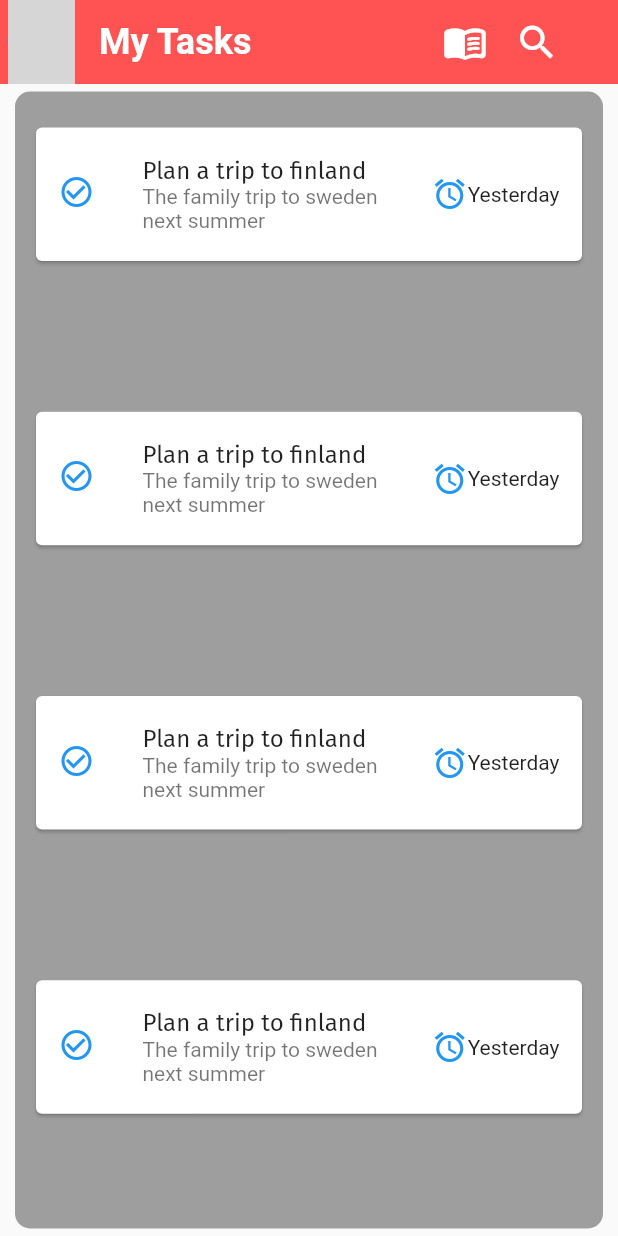
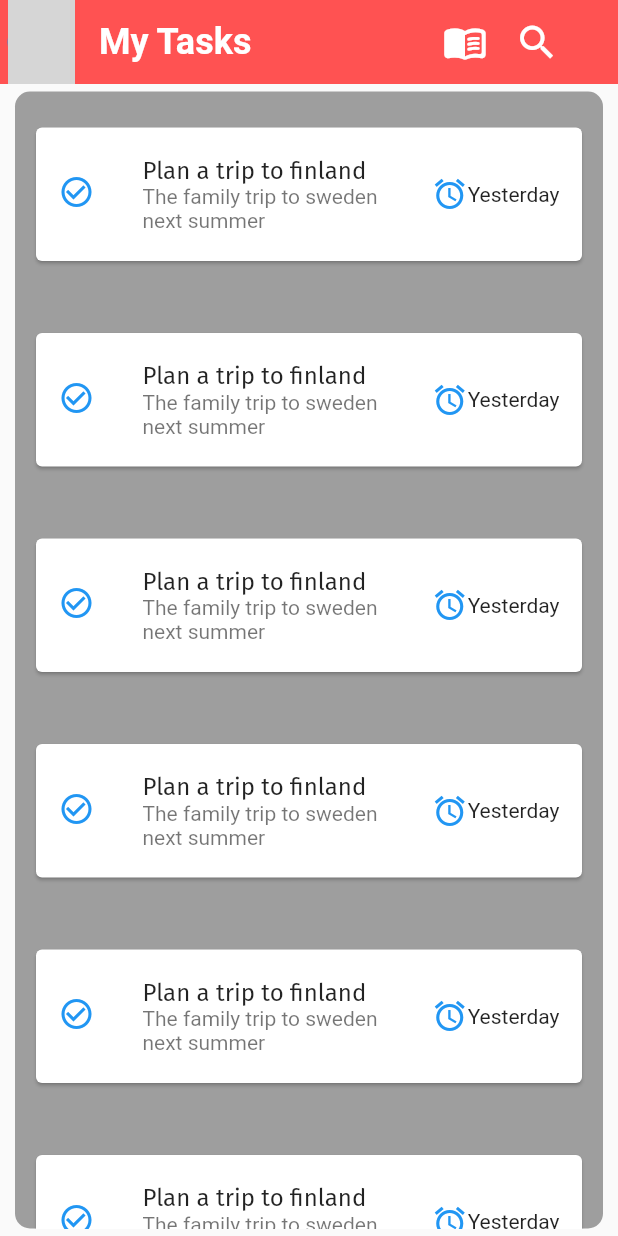
Before and after one commit to nad279444/amazing_todo_app, a Flutter app: the screen it shows after launch, on a phone screen of 412 x 824 dp. Run offline on Flutter 3.47's test engine with Material 2 defaults, Android fonts, the phone set to English and light mode, and no system bars; our stand-ins replace google_fonts; network calls fail; grey boxes are pictures that could not be loaded.

Commit message:
solved an error of unbounded height by removing a listview that was not supoosed to be there

```diff
--- a/lib/shared_widgets/card_widget.dart
+++ b/lib/shared_widgets/card_widget.dart
@@ -10,17 +10,14 @@ class CardWidget extends StatelessWidget {
   Widget build(BuildContext context) {
     return Padding(
       padding: const EdgeInsets.symmetric(horizontal: 10, vertical: 20),
-      child: ListView(
-        children: [
-          Card(
+      child: Card(
         child: ListTile(
           contentPadding: const EdgeInsets.all(15),
           leading: const Icon(
             Icons.check_circle_outline,
             color: Colors.blue,
           ),
-              title:
-                  Text('Plan a trip to finland', style: GoogleFonts.firaSans()),
+          title: Text('Plan a trip to finland', style: GoogleFonts.firaSans()),
           subtitle: Text(
             'The family trip to sweden next summer',
             style: GoogleFonts.montserratAlternates(),
@@ -38,8 +35,6 @@ class CardWidget extends StatelessWidget {
           ),
         ),
       ),
-        ],
-      ),
     );
   }
 }
--- a/lib/shared_widgets/container_widget.dart
+++ b/lib/shared_widgets/container_widget.dart
@@ -15,12 +15,16 @@ class ContainerWidget extends StatelessWidget {
             color: Colors.grey, borderRadius: BorderRadius.circular(10.0)),
         width: MediaQuery.of(context).size.width,
         height: MediaQuery.of(context).size.height,
-        child: Column(
+        child: ListView(
           children: const [
-            Expanded(child: CardWidget()),
-            Expanded(child: CardWidget()),
-            Expanded(child: CardWidget()),
-            Expanded(child: CardWidget()),
+            CardWidget(),
+            CardWidget(),
+            CardWidget(),
+            CardWidget(),
+            CardWidget(),
+            CardWidget(),
+            CardWidget(),
+            CardWidget(),
           ],
         ),
       ),
```
Lines whose indentation alone changed are shown as unchanged.
